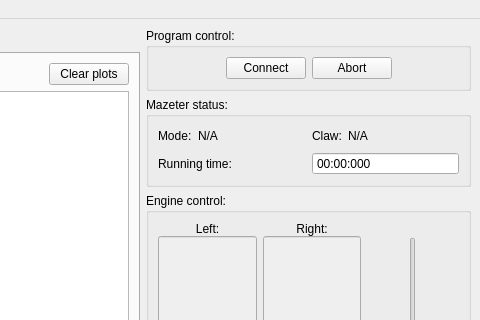
Old version of the form forms/mainwindow.ui in the repository Flooten/mazetercontrol; both pictures show x 600 to 1080 and y 0 to 320 of the 1080 by 700 pixel window.
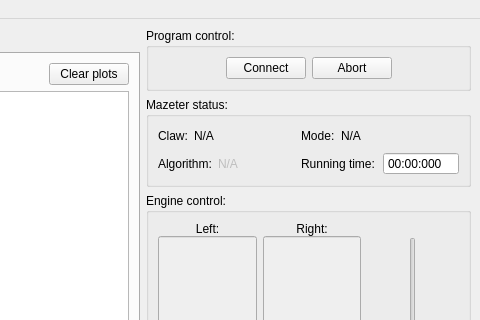
New version of the form. Icons and pictures are not drawn.

What changed in the file:
```diff
--- a/forms/mainwindow.ui
+++ b/forms/mainwindow.ui
@@ -53,7 +53,7 @@
    <enum>QTabWidget::Rounded</enum>
   </property>
   <widget class="QWidget" name="centralwidget">
-   <layout class="QHBoxLayout" name="horizontalLayout_5">
+   <layout class="QHBoxLayout" name="horizontalLayout_10">
     <item>
      <widget class="QTabWidget" name="tabWidget">
       <property name="sizePolicy">
@@ -355,39 +355,8 @@
         </property>
         <layout class="QVBoxLayout" name="verticalLayout_9">
          <item>
-          <layout class="QHBoxLayout" name="horizontalLayout_10">
-           <item>
-            <layout class="QHBoxLayout" name="horizontalLayout_4">
-             <item>
-              <widget class="QLabel" name="label_mode">
-               <property name="text">
-                <string>Mode:</string>
-               </property>
-              </widget>
-             </item>
-             <item>
-              <widget class="QLabel" name="label_mode_status">
-               <property name="text">
-                <string>N/A</string>
-               </property>
-              </widget>
-             </item>
-             <item>
-              <spacer name="horizontalSpacer_6">
-               <property name="orientation">
-                <enum>Qt::Horizontal</enum>
-               </property>
-               <property name="sizeHint" stdset="0">
-                <size>
-                 <width>40</width>
-                 <height>20</height>
-                </size>
-               </property>
-              </spacer>
-             </item>
-            </layout>
-           </item>
-           <item>
+          <layout class="QFormLayout" name="formLayout">
+           <item row="0" column="0">
             <layout class="QHBoxLayout" name="horizontalLayout_9">
              <item>
               <widget class="QLabel" name="label_claw">
@@ -414,6 +383,40 @@
                <property name="orientation">
                 <enum>Qt::Horizontal</enum>
                </property>
+               <property name="sizeType">
+                <enum>QSizePolicy::Fixed</enum>
+               </property>
+               <property name="sizeHint" stdset="0">
+                <size>
+                 <width>81</width>
+                 <height>20</height>
+                </size>
+               </property>
+              </spacer>
+             </item>
+            </layout>
+           </item>
+           <item row="0" column="1">
+            <layout class="QHBoxLayout" name="horizontalLayout_4">
+             <item>
+              <widget class="QLabel" name="label_mode">
+               <property name="text">
+                <string>Mode:</string>
+               </property>
+              </widget>
+             </item>
+             <item>
+              <widget class="QLabel" name="label_mode_status">
+               <property name="text">
+                <string>N/A</string>
+               </property>
+              </widget>
+             </item>
+             <item>
+              <spacer name="horizontalSpacer_6">
+               <property name="orientation">
+                <enum>Qt::Horizontal</enum>
+               </property>
                <property name="sizeHint" stdset="0">
                 <size>
                  <width>40</width>
@@ -424,9 +427,41 @@
              </item>
             </layout>
            </item>
-          </layout>
-         </item>
-         <item>
+           <item row="1" column="0">
+            <layout class="QHBoxLayout" name="horizontalLayout_5">
+             <item>
+              <widget class="QLabel" name="label_6">
+               <property name="text">
+                <string>Algorithm:</string>
+               </property>
+              </widget>
+             </item>
+             <item>
+              <widget class="QLabel" name="label_algorithm">
+               <property name="enabled">
+                <bool>false</bool>
+               </property>
+               <property name="text">
+                <string>N/A</string>
+               </property>
+              </widget>
+             </item>
+             <item>
+              <spacer name="horizontalSpacer_11">
+               <property name="orientation">
+                <enum>Qt::Horizontal</enum>
+               </property>
+               <property name="sizeHint" stdset="0">
+                <size>
+                 <width>50</width>
+                 <height>20</height>
+                </size>
+               </property>
+              </spacer>
+             </item>
+            </layout>
+           </item>
+           <item row="1" column="1">
           <layout class="QHBoxLayout" name="horizontalLayout_12">
            <item>
             <widget class="QLabel" name="label_5">
@@ -447,6 +482,8 @@
               <string>mm:ss:zzz</string>
              </property>
             </widget>
+             </item>
+            </layout>
            </item>
           </layout>
          </item>
```
Lines whose indentation alone changed are shown as unchanged.
